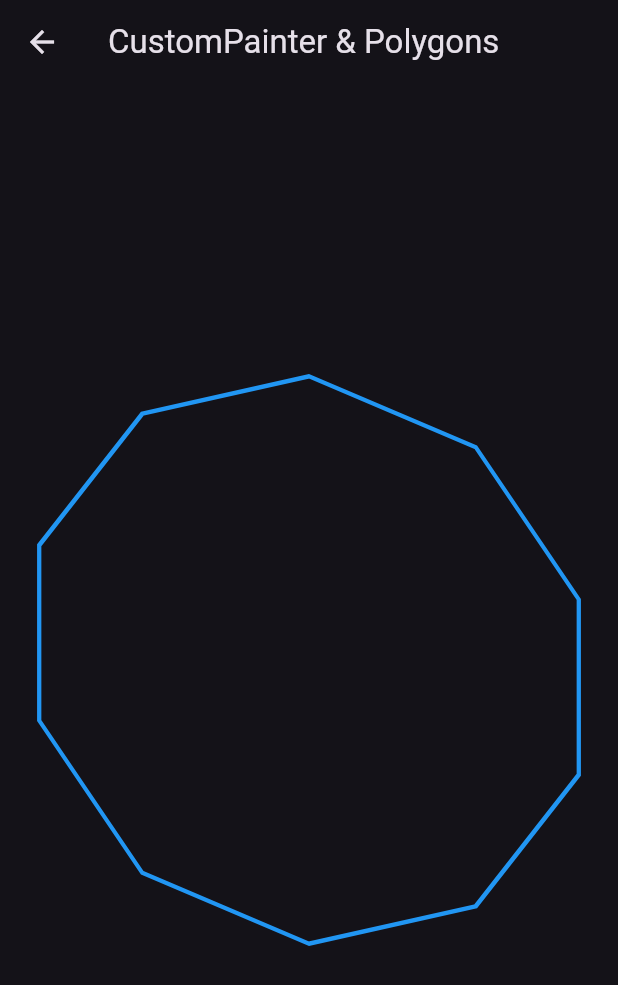
After one commit to AyanDas-99/Flutter-animations, a Flutter app: the Lecture7 screen opened by its route, on a phone screen of 412 x 824 dp. The commit adds this screen. Shown: the top 985 px of the screen. Run offline on Flutter 3.47's test engine with Material 2 defaults, Android fonts, the phone set to English and light mode, and no system bars.

Commit message:
lecture 7: customPainter & polygons

```diff
--- /dev/null
+++ b/lib/Screens/lecture7.dart
@@ -0,0 +1,120 @@
+import 'package:flutter/material.dart';
+import 'dart:math' show cos, pi, sin;
+
+class Lecture7 extends StatefulWidget {
+  final String title;
+  const Lecture7({
+    Key? key,
+    required this.title,
+  }) : super(key: key);
+
+  @override
+  State<Lecture7> createState() => _Lecture7State();
+}
+
+class Polygon extends CustomPainter {
+  final int sides;
+  Polygon({
+    required this.sides,
+  });
+  @override
+  void paint(Canvas canvas, Size size) {
+    final paint = Paint()
+      ..color = Colors.blue
+      ..style = PaintingStyle.stroke
+      ..strokeCap = StrokeCap.round
+      ..strokeWidth = 3;
+
+    final path = Path();
+
+    final center = Offset(size.width / 2, size.height / 2);
+
+    final angle = 2 * pi / sides;
+
+    final angles = List.generate(sides, (index) => index * angle);
+
+    final radius = size.width / 2;
+
+    path.moveTo(center.dx + radius * cos(0), center.dy + radius * sin(0));
+
+    for (final angle in angles) {
+      path.lineTo(
+          center.dx + radius * cos(angle), center.dy + radius * sin(angle));
+    }
+
+    path.close();
+
+    canvas.drawPath(path, paint);
+  }
+
+  @override
+  bool shouldRepaint(covariant CustomPainter oldDelegate) =>
+      oldDelegate is Polygon && oldDelegate.sides != sides;
+}
+
+class _Lecture7State extends State<Lecture7> with TickerProviderStateMixin {
+  // Animations
+  late AnimationController sidesController;
+  late Animation<int> sidesAnimation;
+  late AnimationController radiusController;
+  late Animation radiusAnimation;
+  late AnimationController rotationController;
+  late Animation rotationAnimation;
+
+  @override
+  void initState() {
+    sidesController =
+        AnimationController(vsync: this, duration: const Duration(seconds: 2));
+    sidesAnimation = IntTween(begin: 3, end: 10).animate(sidesController);
+
+    radiusController =
+        AnimationController(vsync: this, duration: const Duration(seconds: 2));
+    radiusAnimation = Tween<double>(begin: 10, end: 400).animate(
+        CurvedAnimation(parent: radiusController, curve: Curves.bounceInOut));
+
+    rotationController =
+        AnimationController(vsync: this, duration: Duration(seconds: 2));
+    rotationAnimation =
+        Tween<double>(begin: 0, end: 2 * pi).animate(rotationController);
+
+    super.initState();
+  }
+
+  @override
+  void dispose() {
+    sidesController.dispose();
+    radiusController.dispose();
+    rotationController.dispose();
+    super.dispose();
+  }
+
+  @override
+  Widget build(BuildContext context) {
+    sidesController.repeat(reverse: true);
+    radiusController.repeat(reverse: true);
+    rotationController.repeat(reverse: true);
+    return Scaffold(
+      appBar: AppBar(title: Text(widget.title)),
+      body: Center(
+        child: AnimatedBuilder(
+          animation: Listenable.merge(
+              [sidesController, radiusController, rotationController]),
+          builder: (context, child) => Transform(
+            alignment: Alignment.center,
+            transform: Matrix4.identity()
+              ..rotateX(rotationAnimation.value)
+              ..rotateY(rotationAnimation.value)
+              ..rotateZ(rotationAnimation.value),
+            child: CustomPaint(
+              painter: Polygon(sides: sidesAnimation.value),
+              child: SizedBox(
+                width: radiusAnimation.value,
+                height: radiusAnimation.value,
+              ),
+            ),
+          ),
+        ),
+      ),
+    );
+  }
+}
--- a/lib/main.dart
+++ b/lib/main.dart
@@ -10,6 +10,7 @@ import 'package:animations/Screens/practice1.dart';
 import 'package:flutter/material.dart';
 
 import 'Screens/lecture1.dart';
+import 'Screens/lecture7.dart';
 
 void main() {
   runApp(const MyApp());
@@ -43,6 +44,7 @@ class MyApp extends StatelessWidget {
         'lec5/': (context) => const Lecture5(title: "Implicit Animations"),
         'lec6/': (context) => const Lecture6(title: "TweenAnimationBuilder"),
         'practice1/': (context) => const Practice1(),
+        'lec7/': (context) => const Lecture7(title: "CustomPainter & Polygons"),
       },
     );
   }
@@ -81,7 +83,8 @@ class _MyHomePageState extends State<MyHomePage> {
             Link(
                 link: 'lec6/',
                 title: 'TweenAnimationBuilder, ClipPath, CustomClipper'),
-            Link(link: 'practice1/', title: "Practice 1")
+            Link(link: 'practice1/', title: "Practice 1"),
+            Link(link: 'lec7/', title: "CustomPainter & Polygons"),
           ],
         ),
       ),
```
